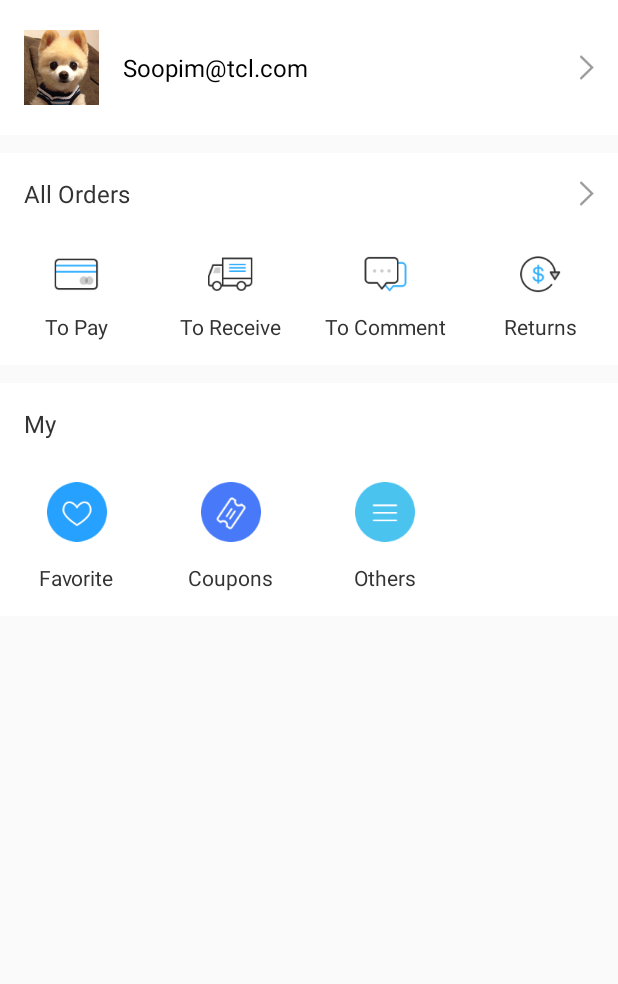
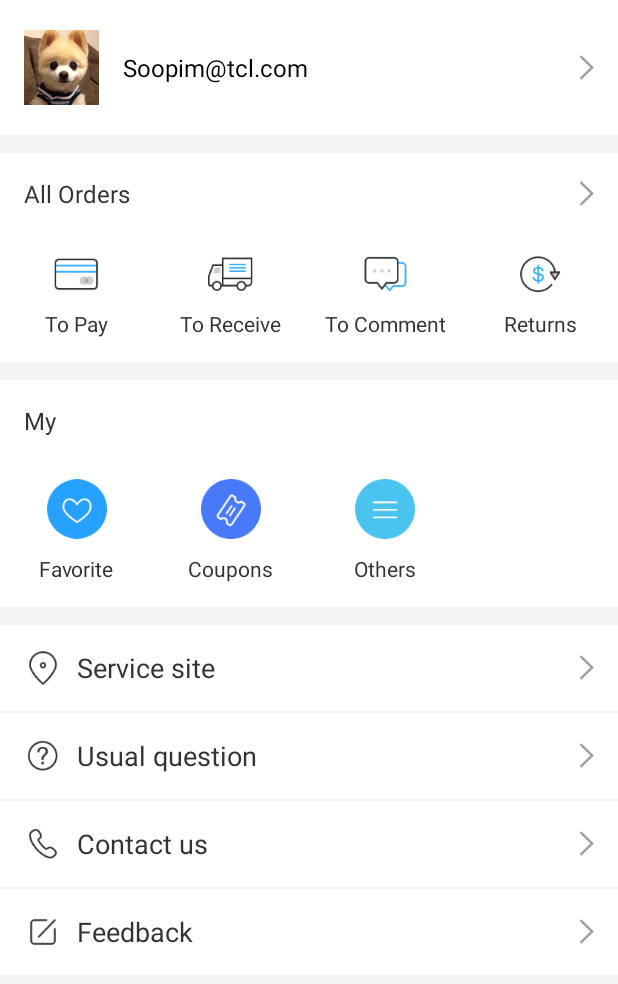
Before and after one commit to WPolly/OneShop, an Android app: the fragment ServiceFragment shown on its own in the app's theme, on a phone screen of 412 x 824 dp. Shown: the top 984 px of the screen. Run offline under Robolectric (Android 15) with nearby library versions, the phone set to English and light mode, and no system bars; 1 statement that could not run was skipped.

Commit message:
add simple item on service fragment and change app window background color to the design of ergo.

```diff
--- a/app/src/main/res/layout/activity_main.xml
+++ b/app/src/main/res/layout/activity_main.xml
@@ -19,7 +19,7 @@
                 android:layout_weight="1"
                 android:padding="8dp"
                 android:background="@drawable/bg_home_search"
-                android:hint="Search"/>
+                android:hint="@string/toolbar_hint_search"/>
 
             <ImageView
                 android:layout_width="25dp"
--- a/app/src/main/res/layout/fragment_service.xml
+++ b/app/src/main/res/layout/fragment_service.xml
@@ -11,39 +11,39 @@
         <LinearLayout
             android:layout_width="match_parent"
             android:layout_height="wrap_content"
+            android:background="@android:color/white"
+            android:gravity="center_vertical"
             android:orientation="horizontal"
-            android:paddingTop="20dp"
+            android:paddingBottom="20dp"
+            android:paddingEnd="16dp"
             android:paddingStart="16dp"
-            android:paddingBottom="20dp"
-            android:background="@android:color/white"
-            android:gravity="center_vertical">
+            android:paddingTop="20dp">
+
             <ImageView
                 android:layout_width="50dp"
                 android:layout_height="50dp"
                 android:src="@mipmap/avatar_default"/>
+
             <TextView
                 android:layout_width="0dp"
                 android:layout_height="30dp"
+                android:layout_marginStart="16dp"
                 android:layout_weight="1"
-                android:layout_marginStart="16dp"
+                android:gravity="center_vertical"
                 android:text="Soopim@tcl.com"
-                android:gravity="center_vertical"
                 android:textColor="@android:color/black"
                 android:textSize="16sp"/>
-            <ImageView
-                android:layout_width="wrap_content"
-                android:layout_height="wrap_content"
-                android:layout_marginEnd="16dp"
-                android:src="@mipmap/general_ic_next"/>
+
+            <include layout="@layout/iv_icon_next"/>
         </LinearLayout>
 
         <LinearLayout
             style="@style/ServiceItem">
 
             <TextView
-                android:text="@string/all_orders"
+                style="@style/ServiceMenuTitleText"
                 android:drawableEnd="@mipmap/general_ic_next"
-                style="@style/ServiceMenuTitleText"/>
+                android:text="@string/all_orders"/>
 
             <LinearLayout
                 android:layout_width="match_parent"
@@ -52,45 +52,51 @@
 
                 <LinearLayout
                     style="@style/ServiceOrdersMenu">
+
                     <ImageView
-                        android:src="@mipmap/service_ic_pay"
-                        style="@style/ServiceOrdersMenuIcon"/>
+                        style="@style/ServiceOrdersMenuIcon"
+                        android:src="@mipmap/service_ic_pay"/>
+
                     <TextView
-                        android:text="@string/to_pay"
-                        style="@style/ServiceOrdersMenuText"/>
+                        style="@style/ServiceOrdersMenuText"
+                        android:text="@string/to_pay"/>
                 </LinearLayout>
 
                 <LinearLayout
                     style="@style/ServiceOrdersMenu">
 
                     <ImageView
-                        android:src="@mipmap/service_ic_receive"
+                        android:id="@+id/imageView"
                         style="@style/ServiceOrdersMenuIcon"
-                        android:id="@+id/imageView"/>
+                        android:src="@mipmap/service_ic_receive"/>
 
                     <TextView
-                        android:text="@string/to_receive"
-                        style="@style/ServiceOrdersMenuText"/>
+                        style="@style/ServiceOrdersMenuText"
+                        android:text="@string/to_receive"/>
                 </LinearLayout>
 
                 <LinearLayout
                     style="@style/ServiceOrdersMenu">
+
                     <ImageView
-                        android:src="@mipmap/service_ic_comments"
-                        style="@style/ServiceOrdersMenuIcon"/>
+                        style="@style/ServiceOrdersMenuIcon"
+                        android:src="@mipmap/service_ic_comments"/>
+
                     <TextView
-                        android:text="@string/to_comment"
-                        style="@style/ServiceOrdersMenuText"/>
+                        style="@style/ServiceOrdersMenuText"
+                        android:text="@string/to_comment"/>
                 </LinearLayout>
 
                 <LinearLayout
                     style="@style/ServiceOrdersMenu">
+
                     <ImageView
-                        android:src="@mipmap/service_ic_returns"
-                        style="@style/ServiceOrdersMenuIcon"/>
+                        style="@style/ServiceOrdersMenuIcon"
+                        android:src="@mipmap/service_ic_returns"/>
+
                     <TextView
-                        android:text="@string/returns"
-                        style="@style/ServiceOrdersMenuText"/>
+                        style="@style/ServiceOrdersMenuText"
+                        android:text="@string/returns"/>
                 </LinearLayout>
 
             </LinearLayout>
@@ -108,49 +114,113 @@
                 android:layout_width="match_parent"
                 android:layout_height="wrap_content"
                 android:orientation="horizontal">
+
                 <LinearLayout
                     style="@style/ServiceOrdersMenu">
+
                     <ImageView
-                        android:src="@mipmap/service_my_ic_favorite"
-                        style="@style/ServiceMyMenuIcon"/>
+                        style="@style/ServiceMyMenuIcon"
+                        android:src="@mipmap/service_my_ic_favorite"/>
+
                     <TextView
-                        android:text="@string/favorite"
-                        style="@style/ServiceOrdersMenuText"/>
+                        style="@style/ServiceOrdersMenuText"
+                        android:text="@string/favorite"/>
                 </LinearLayout>
 
                 <LinearLayout
                     style="@style/ServiceOrdersMenu">
+
                     <ImageView
-                        android:src="@mipmap/service_my_ic_coupons"
-                        style="@style/ServiceMyMenuIcon"/>
+                        style="@style/ServiceMyMenuIcon"
+                        android:src="@mipmap/service_my_ic_coupons"/>
+
                     <TextView
-                        android:text="@string/coupons"
-                        style="@style/ServiceOrdersMenuText"/>
+                        style="@style/ServiceOrdersMenuText"
+                        android:text="@string/coupons"/>
                 </LinearLayout>
 
                 <LinearLayout
                     style="@style/ServiceOrdersMenu">
+
                     <ImageView
-                        android:src="@mipmap/service_my_ic_other"
-                        style="@style/ServiceMyMenuIcon"/>
+                        style="@style/ServiceMyMenuIcon"
+                        android:src="@mipmap/service_my_ic_other"/>
+
                     <TextView
-                        android:text="@string/other"
-                        style="@style/ServiceOrdersMenuText"/>
+                        style="@style/ServiceOrdersMenuText"
+                        android:text="@string/other"/>
                 </LinearLayout>
 
                 <LinearLayout
                     style="@style/ServiceOrdersMenu"
                     android:visibility="invisible">
+
                     <ImageView
-                        android:src="@mipmap/service_ic_pay"
-                        style="@style/ServiceOrdersMenuIcon"/>
+                        style="@style/ServiceOrdersMenuIcon"
+                        android:src="@mipmap/service_ic_pay"/>
+
                     <TextView
-                        android:text="@string/to_pay"
-                        style="@style/ServiceOrdersMenuText"/>
+                        style="@style/ServiceOrdersMenuText"
+                        android:text="@string/to_pay"/>
                 </LinearLayout>
             </LinearLayout>
         </LinearLayout>
 
+        <LinearLayout
+            style="@style/ServiceSimpleItem"
+            android:layout_marginTop="12dp">
 
+            <ImageView
+                android:src="@mipmap/service_ic_service_site"
+                style="@style/ServiceSimpleItemIcon"/>
+
+            <TextView
+                style="@style/ServiceSimpleItemTv"
+                android:text="@string/service_site"/>
+
+            <include layout="@layout/iv_icon_next"/>
+        </LinearLayout>
+
+        <LinearLayout
+            style="@style/ServiceSimpleItem">
+
+            <ImageView
+                android:src="@mipmap/service_ic_question"
+                style="@style/ServiceSimpleItemIcon"/>
+
+            <TextView
+                style="@style/ServiceSimpleItemTv"
+                android:text="@string/usual_question"/>
+
+            <include layout="@layout/iv_icon_next"/>
+        </LinearLayout>
+
+        <LinearLayout
+            style="@style/ServiceSimpleItem">
+
+            <ImageView
+                android:src="@mipmap/service_ic_contact"
+                style="@style/ServiceSimpleItemIcon"/>
+
+            <TextView
+                style="@style/ServiceSimpleItemTv"
+                android:text="@string/contact_us"/>
+
+            <include layout="@layout/iv_icon_next"/>
+        </LinearLayout>
+
+        <LinearLayout
+            style="@style/ServiceSimpleItem">
+
+            <ImageView
+                android:src="@mipmap/service_ic_feedback"
+                style="@style/ServiceSimpleItemIcon"/>
+
+            <TextView
+                style="@style/ServiceSimpleItemTv"
+                android:text="@string/feedback"/>
+
+            <include layout="@layout/iv_icon_next"/>
+        </LinearLayout>
     </LinearLayout>
 </ScrollView>
--- /dev/null
+++ b/app/src/main/res/layout/iv_icon_next.xml
@@ -0,0 +1,8 @@
+<?xml version="1.0" encoding="utf-8"?>
+<ImageView
+    xmlns:android="http://schemas.android.com/apk/res/android"
+    xmlns:tools="http://schemas.android.com/tools"
+    android:layout_width="wrap_content"
+    android:layout_height="wrap_content"
+    android:src="@mipmap/general_ic_next"
+    tools:showIn="@layout/fragment_service"/>
--- a/app/src/main/res/values/colors.xml
+++ b/app/src/main/res/values/colors.xml
@@ -3,6 +3,7 @@
     <color name="colorPrimary">#203043</color>
     <color name="colorPrimaryDark">#1c2837</color>
     <color name="colorAccent">#FF4081</color>
+    <color name="colorBackground">#F5F5F5</color>
     <color name="bg_bottom_navigation">#ffffff</color>
     <color name="bottom_btn_selected">#3580ff</color>
     <color name="bottom_btn_normal">#999999</color>
--- a/app/src/main/res/values/strings.xml
+++ b/app/src/main/res/values/strings.xml
@@ -12,4 +12,9 @@
     <string name="coupons">Coupons</string>
     <string name="other">Others</string>
     <string name="all_orders">All Orders</string>
+    <string name="service_site">Service site</string>
+    <string name="usual_question">Usual question</string>
+    <string name="contact_us">Contact us</string>
+    <string name="feedback">Feedback</string>
+    <string name="toolbar_hint_search">Search</string>
 </resources>
--- a/app/src/main/res/values/styles.xml
+++ b/app/src/main/res/values/styles.xml
@@ -6,6 +6,7 @@
         <item name="colorPrimary">@color/colorPrimary</item>
         <item name="colorPrimaryDark">@color/colorPrimaryDark</item>
         <item name="colorAccent">@color/colorAccent</item>
+        <item name="android:windowBackground">@color/colorBackground</item>
     </style>
 
     <style name="AppTheme.NoActionBar">
@@ -38,13 +39,13 @@
     <style name="ServiceOrdersMenuIcon">
         <item name="android:layout_width">30dp</item>
         <item name="android:layout_height">30dp</item>
-        <item name="android:layout_marginBottom">10dp</item>
+        <item name="android:layout_marginBottom">8dp</item>
     </style>
 
     <style name="ServiceMyMenuIcon">
         <item name="android:layout_width">40dp</item>
         <item name="android:layout_height">40dp</item>
-        <item name="android:layout_marginBottom">14dp</item>
+        <item name="android:layout_marginBottom">10dp</item>
     </style>
 
     <style name="ServiceOrdersMenuText">
@@ -70,4 +71,28 @@
         <item name="android:layout_marginTop">12dp</item>
     </style>
 
+    <style name="ServiceSimpleItem">
+        <item name="android:layout_width">match_parent</item>
+        <item name="android:layout_height">wrap_content</item>
+        <item name="android:orientation">horizontal</item>
+        <item name="android:gravity">center_vertical</item>
+        <item name="android:padding">16dp</item>
+        <item name="android:layout_marginBottom">1dp</item>
+        <item name="android:background">@android:color/white</item>
+    </style>
+
+    <style name="ServiceSimpleItemTv">
+        <item name="android:layout_width">0dp</item>
+        <item name="android:layout_height">wrap_content</item>
+        <item name="android:layout_weight">1</item>
+        <item name="android:textColor">#333333</item>
+        <item name="android:textSize">18sp</item>
+        <item name="android:layout_marginStart">10dp</item>
+    </style>
+
+    <style name="ServiceSimpleItemIcon">
+        <item name="android:layout_width">25dp</item>
+        <item name="android:layout_height">25dp</item>
+    </style>
+
 </resources>
```
Also changed, not shown: app/src/main/res/mipmap-xhdpi/service_ic_contact.png (added), app/src/main/res/mipmap-xhdpi/service_ic_feedback.png (added), app/src/main/res/mipmap-xhdpi/service_ic_question.png (added), app/src/main/res/mipmap-xhdpi/service_ic_service_site.png (added).
